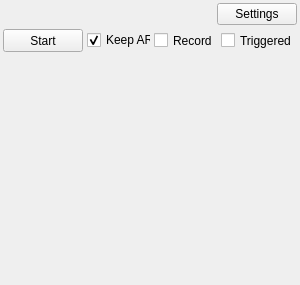
Above: python_code/view/UI_cam.ui from AhmetCemalO/labcamsac before the change. Below: the same form after it.
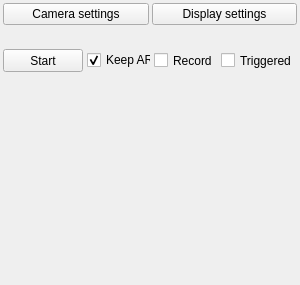
That is the form after the change.

Commit message: Add histogram adjustment widget; use uic.loadUI instead of pyuic5: no need to convert .ui to .py with this approach

```diff
--- a/python_code/view/UI_cam.ui
+++ b/python_code/view/UI_cam.ui
@@ -35,6 +35,45 @@
    <property name="bottomMargin">
     <number>3</number>
    </property>
+   <item>
+    <layout class="QHBoxLayout" name="horizontalLayout_3">
+     <item>
+      <widget class="QPushButton" name="camera_settings_pushButton">
+       <property name="minimumSize">
+        <size>
+         <width>80</width>
+         <height>0</height>
+        </size>
+       </property>
+       <property name="maximumSize">
+        <size>
+         <width>16777215</width>
+         <height>23</height>
+        </size>
+       </property>
+       <property name="toolTip">
+        <string>Camera settings</string>
+       </property>
+       <property name="text">
+        <string>Camera settings</string>
+       </property>
+      </widget>
+     </item>
+     <item>
+      <widget class="QPushButton" name="display_settings_pushButton">
+       <property name="maximumSize">
+        <size>
+         <width>16777215</width>
+         <height>23</height>
+        </size>
+       </property>
+       <property name="text">
+        <string>Display settings</string>
+       </property>
+      </widget>
+     </item>
+    </layout>
+   </item>
    <item>
     <layout class="QHBoxLayout" name="horizontalLayout">
      <property name="sizeConstraint">
@@ -71,28 +110,6 @@
        </property>
       </widget>
      </item>
-     <item>
-      <widget class="QPushButton" name="settings_pushButton">
-       <property name="minimumSize">
-        <size>
-         <width>80</width>
-         <height>0</height>
-        </size>
-       </property>
-       <property name="maximumSize">
-        <size>
-         <width>16777215</width>
-         <height>23</height>
-        </size>
-       </property>
-       <property name="toolTip">
-        <string>Camera settings</string>
-       </property>
-       <property name="text">
-        <string>Settings</string>
-       </property>
-      </widget>
-     </item>
     </layout>
    </item>
    <item>
```
The commit also changes 6 other files.
